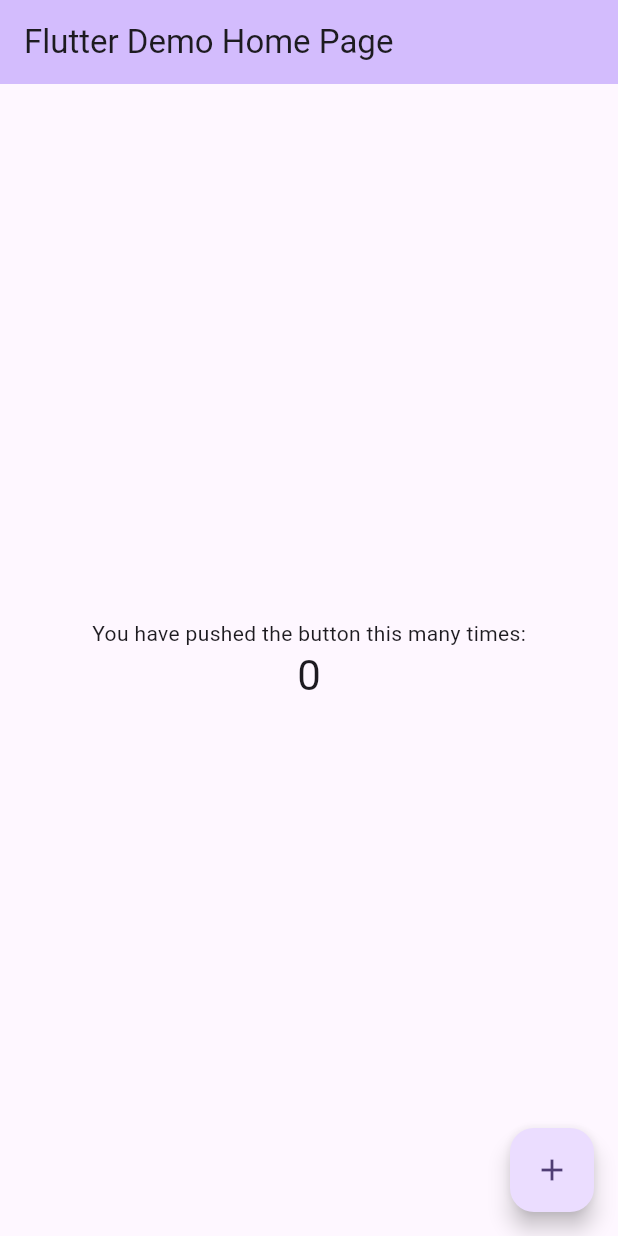
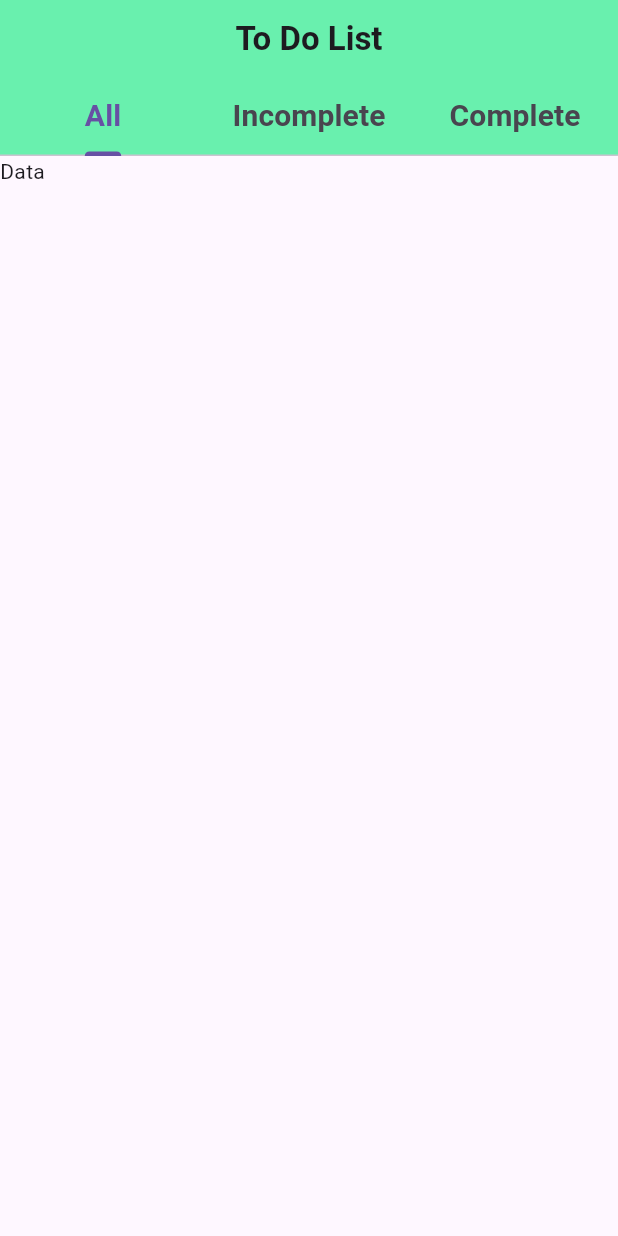
Before and after one commit to Weedanta/Study-Flutter-and-Dart, a Flutter app: the screen it shows after launch, on a phone screen of 412 x 824 dp. Run offline on Flutter 3.47's test engine with Material 3 defaults, Android fonts, the phone set to English and light mode, and no system bars.

Commit message:
Add: AppBar on home page

```diff
--- a/lib/main.dart
+++ b/lib/main.dart
@@ -1,4 +1,5 @@
 import 'package:flutter/material.dart';
+import 'package:study_flutter/pages/todo_list.dart';
 
 void main() {
   runApp(const MyApp());
@@ -10,116 +11,8 @@ class MyApp extends StatelessWidget {
   // This widget is the root of your application.
   @override
   Widget build(BuildContext context) {
-    return MaterialApp(
-      title: 'Flutter Demo',
-      theme: ThemeData(
-        // This is the theme of your application.
-        //
-        // TRY THIS: Try running your application with "flutter run". You'll see
-        // the application has a purple toolbar. Then, without quitting the app,
-        // try changing the seedColor in the colorScheme below to Colors.green
-        // and then invoke "hot reload" (save your changes or press the "hot
-        // reload" button in a Flutter-supported IDE, or press "r" if you used
-        // the command line to start the app).
-        //
-        // Notice that the counter didn't reset back to zero; the application
-        // state is not lost during the reload. To reset the state, use hot
-        // restart instead.
-        //
-        // This works for code too, not just values: Most code changes can be
-        // tested with just a hot reload.
-        colorScheme: ColorScheme.fromSeed(seedColor: Colors.deepPurple),
-        useMaterial3: true,
-      ),
-      home: const MyHomePage(title: 'Flutter Demo Home Page'),
+    return const MaterialApp(
+      home: TodoList(),
     );
   }
 }
-
-class MyHomePage extends StatefulWidget {
-  const MyHomePage({super.key, required this.title});
-
-  // This widget is the home page of your application. It is stateful, meaning
-  // that it has a State object (defined below) that contains fields that affect
-  // how it looks.
-
-  // This class is the configuration for the state. It holds the values (in this
-  // case the title) provided by the parent (in this case the App widget) and
-  // used by the build method of the State. Fields in a Widget subclass are
-  // always marked "final".
-
-  final String title;
-
-  @override
-  State<MyHomePage> createState() => _MyHomePageState();
-}
-
-class _MyHomePageState extends State<MyHomePage> {
-  int _counter = 0;
-
-  void _incrementCounter() {
-    setState(() {
-      // This call to setState tells the Flutter framework that something has
-      // changed in this State, which causes it to rerun the build method below
-      // so that the display can reflect the updated values. If we changed
-      // _counter without calling setState(), then the build method would not be
-      // called again, and so nothing would appear to happen.
-      _counter++;
-    });
-  }
-
-  @override
-  Widget build(BuildContext context) {
-    // This method is rerun every time setState is called, for instance as done
-    // by the _incrementCounter method above.
-    //
-    // The Flutter framework has been optimized to make rerunning build methods
-    // fast, so that you can just rebuild anything that needs updating rather
-    // than having to individually change instances of widgets.
-    return Scaffold(
-      appBar: AppBar(
-        // TRY THIS: Try changing the color here to a specific color (to
-        // Colors.amber, perhaps?) and trigger a hot reload to see the AppBar
-        // change color while the other colors stay the same.
-        backgroundColor: Theme.of(context).colorScheme.inversePrimary,
-        // Here we take the value from the MyHomePage object that was created by
-        // the App.build method, and use it to set our appbar title.
-        title: Text(widget.title),
-      ),
-      body: Center(
-        // Center is a layout widget. It takes a single child and positions it
-        // in the middle of the parent.
-        child: Column(
-          // Column is also a layout widget. It takes a list of children and
-          // arranges them vertically. By default, it sizes itself to fit its
-          // children horizontally, and tries to be as tall as its parent.
-          //
-          // Column has various properties to control how it sizes itself and
-          // how it positions its children. Here we use mainAxisAlignment to
-          // center the children vertically; the main axis here is the vertical
-          // axis because Columns are vertical (the cross axis would be
-          // horizontal).
-          //
-          // TRY THIS: Invoke "debug painting" (choose the "Toggle Debug Paint"
-          // action in the IDE, or press "p" in the console), to see the
-          // wireframe for each widget.
-          mainAxisAlignment: MainAxisAlignment.center,
-          children: <Widget>[
-            const Text(
-              'You have pushed the button this many times:',
-            ),
-            Text(
-              '$_counter',
-              style: Theme.of(context).textTheme.headlineMedium,
-            ),
-          ],
-        ),
-      ),
-      floatingActionButton: FloatingActionButton(
-        onPressed: _incrementCounter,
-        tooltip: 'Increment',
-        child: const Icon(Icons.add),
-      ), // This trailing comma makes auto-formatting nicer for build methods.
-    );
-  }
-}
--- /dev/null
+++ b/lib/pages/on_board.dart
@@ -0,0 +1,19 @@
+import 'package:flutter/material.dart';
+
+class OnBoard extends StatefulWidget {
+  const OnBoard({super.key});
+
+  @override
+  State<OnBoard> createState() => _OnBoardState();
+}
+
+class _OnBoardState extends State<OnBoard> {
+  @override
+  Widget build(BuildContext context) {
+    return MaterialApp(
+      home: Scaffold(
+        backgroundColor: Colors.greenAccent,
+      ),
+    );
+  }
+}
--- /dev/null
+++ b/lib/pages/todo_list.dart
@@ -0,0 +1,43 @@
+import 'package:flutter/material.dart';
+import 'package:study_flutter/pages/todo_screen.dart';
+
+class TodoList extends StatefulWidget {
+  const TodoList({super.key});
+
+  @override
+  State<TodoList> createState() => _TodoListState();
+}
+
+class _TodoListState extends State<TodoList> {
+  @override
+  Widget build(BuildContext context) {
+    return DefaultTabController(
+        length: 4,
+        child: Scaffold(
+          appBar: AppBar(
+            backgroundColor: Colors.greenAccent,
+            title: const Text(
+              "To Do List",
+              style: TextStyle(fontWeight: FontWeight.bold),
+            ),
+            centerTitle: true,
+            bottom: const TabBar(
+              labelPadding: EdgeInsets.symmetric(vertical: 10),
+              labelStyle: TextStyle(fontWeight: FontWeight.bold, fontSize: 20),
+              tabs: [
+                Text('All'),
+                Text('Incomplete'),
+                Text('Complete'),
+              ],
+            ),
+          ),
+          body:
+              TabBarView(
+                children:[
+                  Text("Data"),
+                  Text("Data"),
+                  Text("Data"),
+                ]),
+        ));
+  }
+}
--- /dev/null
+++ b/lib/pages/todo_screen.dart
@@ -0,0 +1,26 @@
+import 'package:flutter/material.dart';
+
+class TodoScreen extends StatefulWidget {
+  const TodoScreen({super.key});
+
+  @override
+  State<TodoScreen> createState() => _TodoScreenState();
+}
+
+class _TodoScreenState extends State<TodoScreen> {
+  @override
+  Widget build(BuildContext context) {
+    return ListView.separated(
+        itemBuilder: (context, index) {
+          return Card(
+            child: Container(
+
+            ),
+          );
+        },
+        separatorBuilder: (context, index) => const SizedBox(
+              height: 10,
+            ),
+        itemCount: 10);
+  }
+}
```
